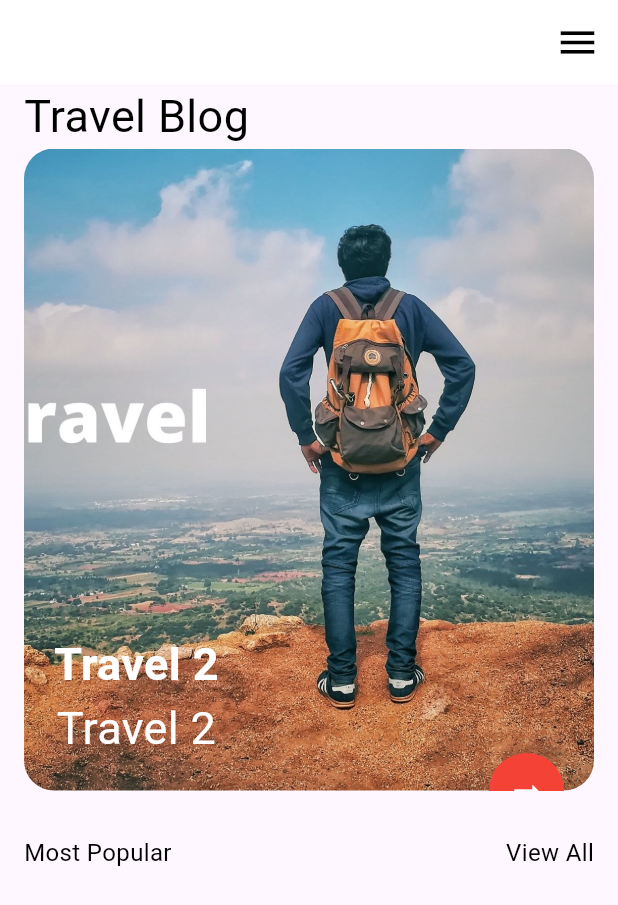
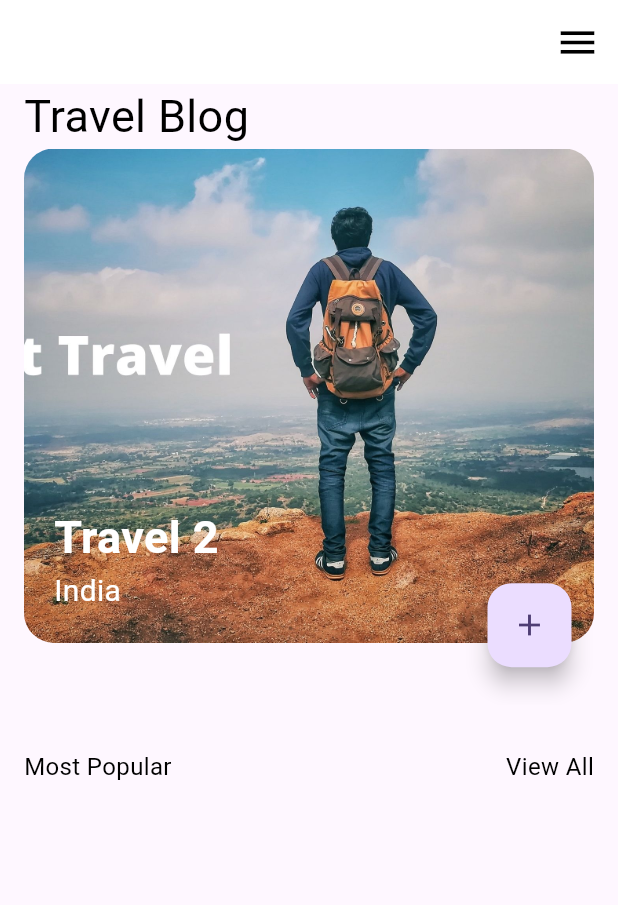
Before and after one commit to EusufUddin8926/Travell_blog_App, a Flutter app: the screen it shows after launch, swiped to page 2, on a phone screen of 412 x 824 dp. Shown: the top 905 px of the screen. Run offline on Flutter 3.47's test engine with Material 3 defaults, Android fonts, the phone set to English and light mode, and no system bars.

Commit message:
bug fixed

```diff
--- a/lib/screens/home_screen.dart
+++ b/lib/screens/home_screen.dart
@@ -1,5 +1,7 @@
 import 'package:flutter/material.dart';
+import 'package:travel_blog_app/widgets/most_popular_travel.dart';
 
+import '../model/travel.dart';
 import '../widgets/travel_info.dart';
 
 class Home_Screen extends StatefulWidget {
@@ -16,9 +18,9 @@ class _Home_ScreenState extends State<Home_Screen> {
       appBar: AppBar(
         backgroundColor: Colors.white,
         elevation: 0.0,
-        actions: [
+        actions: const [
         Padding(
-          padding: const EdgeInsets.only(right: 12.0),
+          padding: EdgeInsets.only(right: 12.0),
           child: Icon(Icons.menu, size: 30.0,color: Colors.black,),
         )
       ],),
@@ -28,19 +30,34 @@ class _Home_ScreenState extends State<Home_Screen> {
         child: Column(
           crossAxisAlignment: CrossAxisAlignment.start,
           children: [
-            Text("Travel Blog", style: TextStyle(color: Colors.black, fontSize: 30.0, fontWeight: FontWeight.normal),),
-            Expanded(flex: 2,child: Travel_info()),
+            const Text("Travel Blog", style: TextStyle(color: Colors.black, fontSize: 30.0, fontWeight: FontWeight.normal),),
+            SizedBox(
+              height: MediaQuery.of(context).size.height * 0.45,
+              child: Travel_info(),
+            ),
             Container(
-              margin: EdgeInsets.only(top: 30.0),
-              child: Row(
+              margin: EdgeInsets.only(top: 30.0, bottom: 12),
+              child: const Row(
                 mainAxisAlignment: MainAxisAlignment.spaceBetween,
                 children: [
-                  Text("Most Popular", style: TextStyle(color: Colors.black, fontSize: 16, fontWeight: FontWeight.normal),),
-                  Text("View All", style: TextStyle(color: Colors.black, fontSize: 16, fontWeight: FontWeight.normal),),
+                  Text(
+                    "Most Popular",
+                    style: TextStyle(
+                        color: Colors.black,
+                        fontSize: 16,
+                        fontWeight: FontWeight.normal),
+                  ),
+                  Text(
+                    "View All",
+                    style: TextStyle(
+                        color: Colors.black,
+                        fontSize: 16,
+                        fontWeight: FontWeight.normal),
+                  ),
                 ],
               ),
             ),
-            Expanded(child: Container())
+            const Expanded(child: Most_Popular_Travel_List()),
           ],
         ),
       ),
--- a/lib/widgets/most_popular_travel.dart
+++ b/lib/widgets/most_popular_travel.dart
@@ -10,8 +10,6 @@ class Most_Popular_Travel_List extends StatefulWidget {
 class _Most_Popular_Travel_ListState extends State<Most_Popular_Travel_List> {
   @override
   Widget build(BuildContext context) {
-    return Scaffold(
-
-    );
+    return Container();
   }
 }
--- a/lib/widgets/travel_info.dart
+++ b/lib/widgets/travel_info.dart
@@ -11,58 +11,54 @@ class Travel_info extends StatefulWidget {
 
 class _Travel_infoState extends State<Travel_info> {
   var travel = Travel.getTravelList();
+
   @override
   Widget build(BuildContext context) {
-    return Scaffold(
-      body: PageView.builder(
+    return  PageView.builder(
       itemCount: travel.length,
       itemBuilder: (context, index) {
         return Stack(
-              fit: StackFit.expand,
-                alignment: AlignmentDirectional.bottomCenter,
+          clipBehavior: Clip.none,
           children: [
-                ClipRRect(
+            Container(
+              height: MediaQuery.of(context).size.height * 0.4,
+              padding: const EdgeInsets.all(20),
+              width: double.infinity,
+              decoration: BoxDecoration(
                 borderRadius: BorderRadius.circular(20),
-                  child: Image.asset(travel[index].travelImg,
-                      width: MediaQuery.of(context).size.width * .98,
-                      height: 480,
-                      fit: BoxFit.cover),
+                image: DecorationImage(
+                  image: AssetImage(travel[index].travelImg),
+                  fit: BoxFit.cover,
                 ),
-                Positioned(
-                    bottom: 20.0,
-                    left: 20.0,
+              ),
               child: Column(
+                mainAxisAlignment: MainAxisAlignment.end,
+                crossAxisAlignment: CrossAxisAlignment.start,
                 children: [
-                        Text(
-                          travel[index].travelName,
+                  Text(travel[index].travelName,
                     style: const TextStyle(
                         color: Colors.white,
                         fontSize: 30,
                         fontWeight: FontWeight.bold),
                   ),
                   Text(
-                          travel[index].travelDesc,
+                    travel[index].travelAddress,
                     style: const TextStyle(
                         color: Colors.white,
-                              fontSize: 30,
+                        fontSize: 20,
                         fontWeight: FontWeight.normal),
                   ),
                 ],
-                    )),
+              ),
+            ),
             Positioned(
-                  bottom: -25,
-                    right: 20,
-                    child: Container(
-                  width: 50,
-                  height: 50,
-                  decoration: BoxDecoration(color: Colors.red, borderRadius: BorderRadius.circular(50)),
-                      child: const Center(
-                        child: Icon(Icons.arrow_right_alt_outlined, color: Colors.white,),
-                      ),
-                ))
+                right: 15,
+                bottom: 25,
+                child: FloatingActionButton(onPressed: () {}, child: const Icon(Icons.add),)),
           ],
         );
-          }),
+      },
     );
+
   }
 }
```
Also changed, not shown: pubspec.lock. Lines whose indentation alone changed are shown as unchanged.
